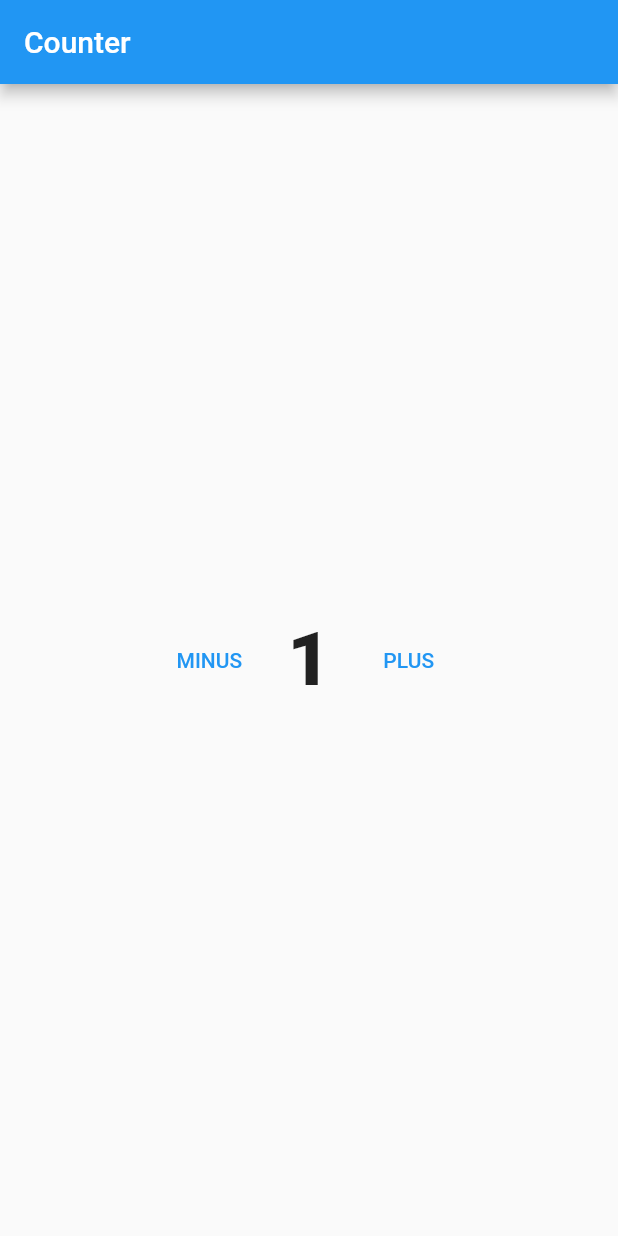
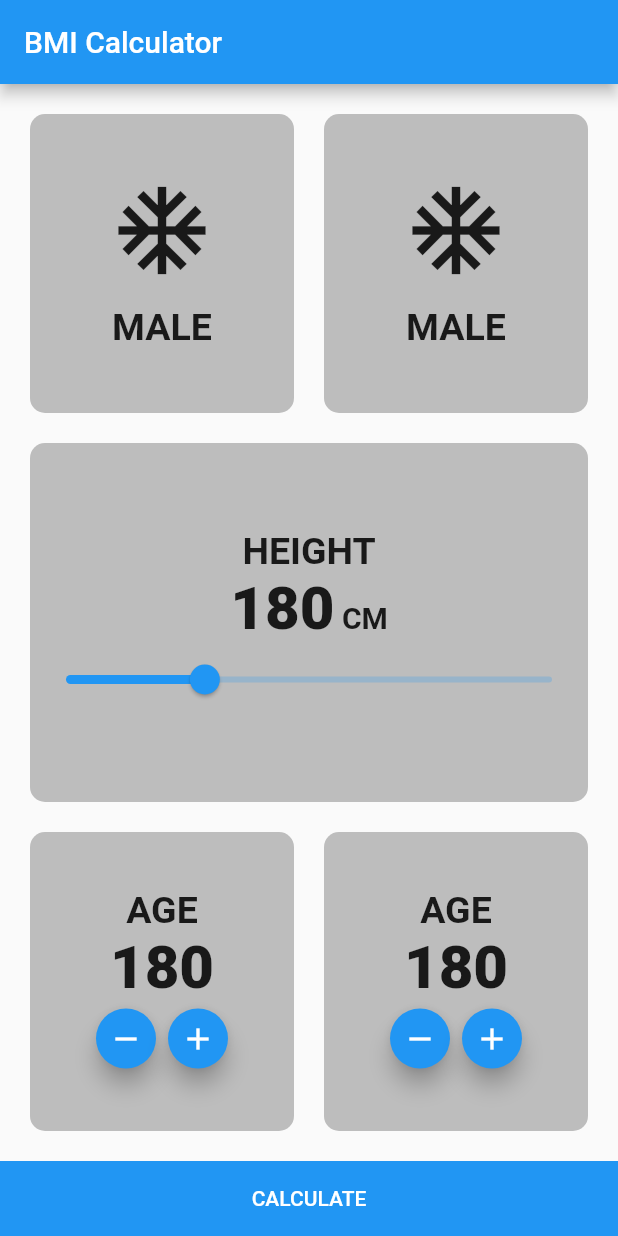
Before and after one commit to abdullahmansss/udemy, a Flutter app: the screen it shows after launch, on a phone screen of 412 x 824 dp. Run offline on Flutter 3.47's test engine with Material 2 defaults, Android fonts, the phone set to English and light mode, and no system bars.

Commit message:
bmi calculator

```diff
--- /dev/null
+++ b/lib/bmi_screen.dart
@@ -0,0 +1,274 @@
+import 'package:flutter/material.dart';
+
+class BmiScreen extends StatefulWidget {
+  @override
+  _BmiScreenState createState() => _BmiScreenState();
+}
+
+class _BmiScreenState extends State<BmiScreen> {
+  @override
+  Widget build(BuildContext context) {
+    return Scaffold(
+      appBar: AppBar(
+        title: Text(
+          'BMI Calculator',
+        ),
+      ),
+      body: Column(
+        children: [
+          Expanded(
+            child: Padding(
+              padding: const EdgeInsets.all(20.0),
+              child: Row(
+                children: [
+                  Expanded(
+                    child: Container(
+                      child: Column(
+                        mainAxisAlignment: MainAxisAlignment.center,
+                        children: [
+                          Icon(
+                            Icons.ac_unit,
+                            size: 70.0,
+                          ),
+                          SizedBox(
+                            height: 15.0,
+                          ),
+                          Text(
+                            'MALE',
+                            style: TextStyle(
+                              fontSize: 25.0,
+                              fontWeight: FontWeight.bold,
+                            ),
+                          ),
+                        ],
+                      ),
+                      decoration: BoxDecoration(
+                        borderRadius: BorderRadius.circular(
+                          10.0,
+                        ),
+                        color: Colors.grey[400],
+                      ),
+                    ),
+                  ),
+                  SizedBox(
+                    width: 20.0,
+                  ),
+                  Expanded(
+                    child: Container(
+                      child: Column(
+                        mainAxisAlignment: MainAxisAlignment.center,
+                        children: [
+                          Icon(
+                            Icons.ac_unit,
+                            size: 70.0,
+                          ),
+                          SizedBox(
+                            height: 15.0,
+                          ),
+                          Text(
+                            'MALE',
+                            style: TextStyle(
+                              fontSize: 25.0,
+                              fontWeight: FontWeight.bold,
+                            ),
+                          ),
+                        ],
+                      ),
+                      decoration: BoxDecoration(
+                        borderRadius: BorderRadius.circular(
+                          10.0,
+                        ),
+                        color: Colors.grey[400],
+                      ),
+                    ),
+                  ),
+                ],
+              ),
+            ),
+          ),
+          Expanded(
+            child: Padding(
+              padding: const EdgeInsets.symmetric(
+                horizontal: 20.0,
+              ),
+              child: Container(
+                child: Column(
+                  mainAxisAlignment: MainAxisAlignment.center,
+                  children: [
+                    Text(
+                      'HEIGHT',
+                      style: TextStyle(
+                        fontSize: 25.0,
+                        fontWeight: FontWeight.bold,
+                      ),
+                    ),
+                    Row(
+                      crossAxisAlignment: CrossAxisAlignment.baseline,
+                      mainAxisAlignment: MainAxisAlignment.center,
+                      textBaseline: TextBaseline.alphabetic,
+                      children: [
+                        Text(
+                          '180',
+                          style: TextStyle(
+                            fontSize: 40.0,
+                            fontWeight: FontWeight.w900,
+                          ),
+                        ),
+                        SizedBox(
+                          width: 5.0,
+                        ),
+                        Text(
+                          'CM',
+                          style: TextStyle(
+                            fontSize: 20.0,
+                            fontWeight: FontWeight.bold,
+                          ),
+                        ),
+                      ],
+                    ),
+                    Slider(
+                      value: 120.0,
+                      max: 220.0,
+                      min: 80.0,
+                      onChanged: (value) {
+                        print(value.round());
+                      },
+                    ),
+                  ],
+                ),
+                decoration: BoxDecoration(
+                  borderRadius: BorderRadius.circular(
+                    10.0,
+                  ),
+                  color: Colors.grey[400],
+                ),
+              ),
+            ),
+          ),
+          Expanded(
+            child: Padding(
+              padding: const EdgeInsets.all(20.0),
+              child: Row(
+                children: [
+                  Expanded(
+                    child: Container(
+                      child: Column(
+                        mainAxisAlignment: MainAxisAlignment.center,
+                        children: [
+                          Text(
+                            'AGE',
+                            style: TextStyle(
+                              fontSize: 25.0,
+                              fontWeight: FontWeight.bold,
+                            ),
+                          ),
+                          Text(
+                            '180',
+                            style: TextStyle(
+                              fontSize: 40.0,
+                              fontWeight: FontWeight.w900,
+                            ),
+                          ),
+                          Row(
+                            mainAxisAlignment: MainAxisAlignment.center,
+                            children: [
+                              FloatingActionButton(
+                                onPressed: () {},
+                                mini: true,
+                                child: Icon(
+                                  Icons.remove,
+                                ),
+                              ),
+                              FloatingActionButton(
+                                onPressed: () {},
+                                mini: true,
+                                child: Icon(
+                                  Icons.add,
+                                ),
+                              ),
+                            ],
+                          ),
+                        ],
+                      ),
+                      decoration: BoxDecoration(
+                        borderRadius: BorderRadius.circular(
+                          10.0,
+                        ),
+                        color: Colors.grey[400],
+                      ),
+                    ),
+                  ),
+                  SizedBox(
+                    width: 20.0,
+                  ),
+                  Expanded(
+                    child: Container(
+                      child: Column(
+                        mainAxisAlignment: MainAxisAlignment.center,
+                        children: [
+                          Text(
+                            'AGE',
+                            style: TextStyle(
+                              fontSize: 25.0,
+                              fontWeight: FontWeight.bold,
+                            ),
+                          ),
+                          Text(
+                            '180',
+                            style: TextStyle(
+                              fontSize: 40.0,
+                              fontWeight: FontWeight.w900,
+                            ),
+                          ),
+                          Row(
+                            mainAxisAlignment: MainAxisAlignment.center,
+                            children: [
+                              FloatingActionButton(
+                                onPressed: () {},
+                                mini: true,
+                                child: Icon(
+                                  Icons.remove,
+                                ),
+                              ),
+                              FloatingActionButton(
+                                onPressed: () {},
+                                mini: true,
+                                child: Icon(
+                                  Icons.add,
+                                ),
+                              ),
+                            ],
+                          ),
+                        ],
+                      ),
+                      decoration: BoxDecoration(
+                        borderRadius: BorderRadius.circular(
+                          10.0,
+                        ),
+                        color: Colors.grey[400],
+                      ),
+                    ),
+                  ),
+                ],
+              ),
+            ),
+          ),
+          Container(
+            width: double.infinity,
+            color: Colors.blue,
+            child: MaterialButton(
+              onPressed: () {},
+              height: 50.0,
+              child: Text(
+                'CALCULATE',
+                style: TextStyle(
+                  color: Colors.white,
+                ),
+              ),
+            ),
+          ),
+        ],
+      ),
+    );
+  }
+}
--- a/lib/main.dart
+++ b/lib/main.dart
@@ -1,4 +1,5 @@
 import 'package:flutter/material.dart';
+import 'package:udemy_flutter/bmi_screen.dart';
 import 'package:udemy_flutter/counter_screen.dart';
 import 'package:udemy_flutter/login_screen.dart';
 import 'package:udemy_flutter/messenger_screen.dart';
@@ -24,7 +25,7 @@ class MyApp extends StatelessWidget
   {
     return MaterialApp(
       debugShowCheckedModeBanner: false,
-      home: CounterScreen(),
+      home: BmiScreen(),
     );
   }
 }
```
